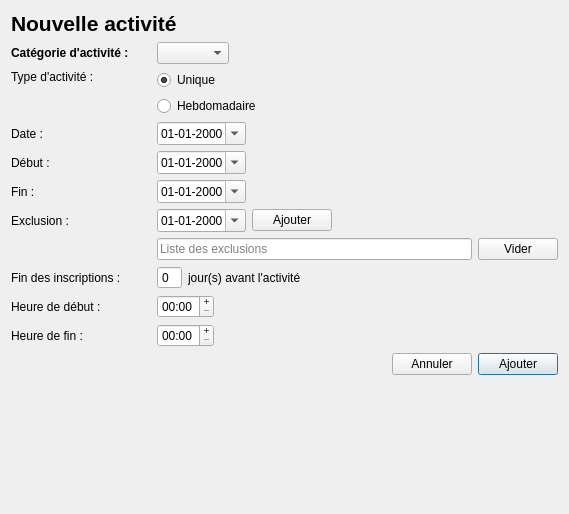
Before: the Qt Designer form GUI/nouvelle_activite.ui in samueldrouin/PyGuide, drawn with Qt 5.
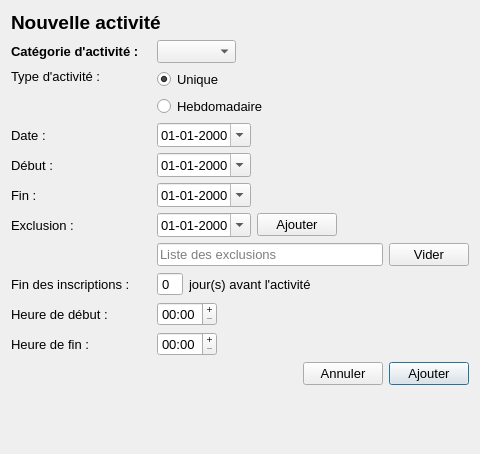
After: the same form once the commit is applied.

Commit message: Changement de la police pour Segoe UI pour une meilleure apparence sur Windows

Patch:
```diff
--- a/GUI/nouvelle_activite.ui
+++ b/GUI/nouvelle_activite.ui
@@ -6,10 +6,22 @@
    <rect>
     <x>0</x>
     <y>0</y>
-    <width>569</width>
-    <height>514</height>
+    <width>480</width>
+    <height>454</height>
    </rect>
   </property>
+  <property name="minimumSize">
+   <size>
+    <width>480</width>
+    <height>454</height>
+   </size>
+  </property>
+  <property name="font">
+   <font>
+    <family>Segoe UI</family>
+    <pointsize>10</pointsize>
+   </font>
+  </property>
   <property name="windowTitle">
    <string>Nouvelle activité</string>
   </property>
@@ -24,7 +36,8 @@
      </property>
      <property name="font">
       <font>
-       <pointsize>16</pointsize>
+       <family>Segoe UI</family>
+       <pointsize>14</pointsize>
        <weight>75</weight>
        <bold>true</bold>
       </font>
```
The commit also changes 19 other files.
